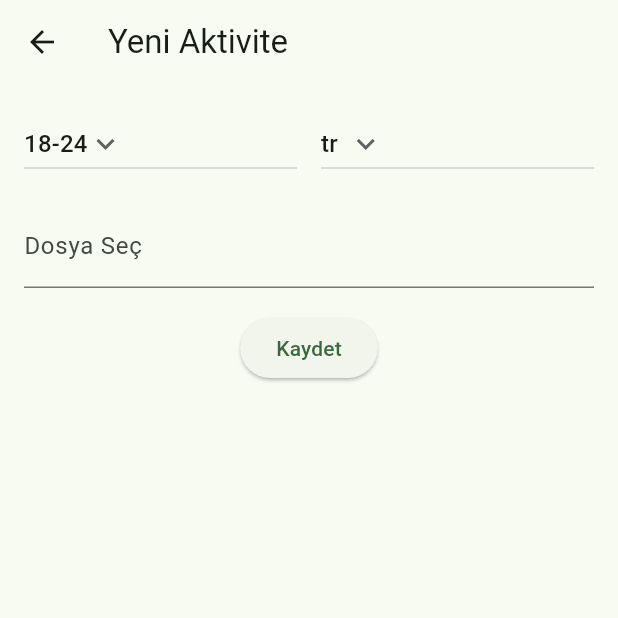
After one commit to mustafayildiz12/play_monti, a Flutter app: the UploadActivityExcel screen opened by its route, after a tap on "Kaydet", on a phone screen of 412 x 824 dp, the top half of it. The commit adds this screen. Run offline on Flutter 3.47's test engine with Material 3 defaults, Android fonts, the phone set to English and light mode, and no system bars; our stand-ins replace file_picker, firebase_auth, firebase_core, firebase_database, get, get_storage and 5 more; missing offline and left inert: excel; accounts and stored records are empty.

Commit message:
Changelog: => add excel and file picker pages

```diff
--- a/lib/constants/app_pages.dart
+++ b/lib/constants/app_pages.dart
@@ -2,6 +2,7 @@ import 'package:get/get_navigation/src/routes/get_route.dart';
 import 'package:play_monti/constants/app_routes.dart';
 import 'package:play_monti/screens/Auth/login_screen.dart';
 import 'package:play_monti/screens/Auth/register_page.dart';
+import 'package:play_monti/screens/ExcelActivity/upload_activity_excel.dart';
 import 'package:play_monti/screens/Home/ActivityDetail/activity_detail_page.dart';
 import 'package:play_monti/screens/Onboarding/onboarding_flow.dart';
 import 'package:play_monti/screens/onboarding_flow.dart';
@@ -9,6 +10,8 @@ import 'package:play_monti/screens/tab_screens.dart';
 
 class AppPages {
   static List<GetPage<dynamic>>? pages = [
+    GetPage(
+        name: AppRoutes.uploadActivityPage, page: () => const UploadActivityExcel()),
     GetPage(
       name: AppRoutes.loginPage,
       page: () => const LoginPage(),
--- a/lib/constants/app_routes.dart
+++ b/lib/constants/app_routes.dart
@@ -9,4 +9,6 @@ class AppRoutes {
   static String navigationBarPage = "/navigationBar";
 
   static String activityDetailPage = "/activityDetail";
+
+  static String uploadActivityPage = "/uploadActivity";
 }
--- /dev/null
+++ b/lib/models/final_activity_model.dart
@@ -0,0 +1,55 @@
+class FinalActivityModel {
+  final int day;
+  final String activityName;
+  final String ageGroup;
+  final String activityType;
+  final String improvementArea;
+  final String materials;
+  final String stepByStep;
+  final String clue;
+  final String emoji;
+  final String warningText;
+  final String apothegm;
+
+  const FinalActivityModel(
+      {required this.day,
+      required this.activityName,
+      required this.ageGroup,
+      required this.activityType,
+      required this.improvementArea,
+      required this.materials,
+      required this.stepByStep,
+      required this.clue,
+      required this.emoji,
+      required this.warningText,
+      required this.apothegm});
+
+  factory FinalActivityModel.fromJson(Map<String, dynamic> json) {
+    return FinalActivityModel(
+        day: json['day'],
+        activityName: json['activity_name'],
+        ageGroup: json['age_group'],
+        activityType: json['activity_type'],
+        improvementArea: json['improvement_name'],
+        materials: json['materials'],
+        stepByStep: json['step_by_step'],
+        clue: json['clue'],
+        emoji: json['emoji'],
+        warningText: json['warning_text'],
+        apothegm: json['apothegm']);
+  }
+
+  Map<String, dynamic> toJson() => {
+        'day': day,
+        'activity_name': activityName,
+        'age_group': ageGroup,
+        'activity_type': activityType,
+        'improvement_area': improvementArea,
+        'materials': materials,
+        'step_by_step': stepByStep,
+        'clue': clue,
+        'emoji': emoji,
+        'warning_text': warningText,
+        'apothegm': apothegm
+      };
+}
--- /dev/null
+++ b/lib/screens/ExcelActivity/upload_activity_excel.dart
@@ -0,0 +1,257 @@
+import 'package:file_picker/file_picker.dart';
+import 'package:flutter/material.dart';
+import 'package:flutter/services.dart';
+import 'package:get/get_utils/get_utils.dart';
+import 'package:excel/excel.dart' as excel_lib;
+import 'package:play_monti/models/final_activity_model.dart';
+import 'package:play_monti/service/activty_service.dart';
+import 'package:play_monti/utlis/widgets/custom_snackbar.dart';
+
+class UploadActivityExcel extends StatefulWidget {
+  const UploadActivityExcel({super.key});
+
+  @override
+  State<UploadActivityExcel> createState() => _UploadActivityExcelState();
+}
+
+class _UploadActivityExcelState extends State<UploadActivityExcel> {
+  final TextEditingController csvFileNameController = TextEditingController();
+
+  final GlobalKey<FormState> _formKey = GlobalKey<FormState>();
+  final List<FinalActivityModel> excelItems = [];
+
+  String selectedAgeType = "18-24";
+  List<String> ageTypes = ["18-24", "24-36", "36-48", "48-60"];
+
+  String selectedLanguage = "tr";
+  List<String> languages = ["tr", "en", "sp", "fr"];
+
+  List<int> bytes = [];
+  @override
+  Widget build(BuildContext context) {
+    return Scaffold(
+      appBar: AppBar(
+        title: const Text("Yeni Aktivite"),
+      ),
+      body: Padding(
+        padding: const EdgeInsets.all(16.0),
+        child: Form(
+          key: _formKey,
+          child: Column(
+            children: [
+              Row(children: [
+                Expanded(
+                  child: DropdownButton(
+                    value: selectedAgeType,
+
+                    // Down Arrow Icon
+                    icon: const Icon(Icons.keyboard_arrow_down),
+
+                    // Array list of items
+                    items: ageTypes.map((String items) {
+                      return DropdownMenuItem(value: items, child: Text(items));
+                    }).toList(),
+                    // After selecting the desired option,it will
+                    // change button value to selected value
+                    onChanged: (String? newValue) {
+                      setState(() {
+                        selectedAgeType = newValue!;
+                      });
+                    },
+                  ),
+                ),
+                const SizedBox(width: 16),
+                Expanded(
+                  child: DropdownButton(
+                    value: selectedLanguage,
+
+                    // Down Arrow Icon
+                    icon: const Icon(Icons.keyboard_arrow_down),
+
+                    // Array list of items
+                    items: languages.map((String items) {
+                      return DropdownMenuItem(value: items, child: Text(items));
+                    }).toList(),
+                    // After selecting the desired option,it will
+                    // change button value to selected value
+                    onChanged: (String? newValue) {
+                      setState(() {
+                        selectedAgeType = newValue!;
+                      });
+                    },
+                  ),
+                ),
+              ]),
+              const SizedBox(height: 16),
+              TextFormField(
+                controller: csvFileNameController,
+                onTap: () async {
+                  final excelBytes = await _pickFiles();
+                  setState(() {
+                    bytes = excelBytes;
+                  });
+                },
+                readOnly: true,
+                decoration: const InputDecoration(
+                  label: Text("Dosya Seç"),
+                ),
+              ),
+              const SizedBox(height: 16),
+              ElevatedButton(
+                onPressed: () async {
+                  if (_formKey.currentState!.validate()) {
+                    try {
+                      await tabloKontrolIslemleri();
+                    } catch (e) {
+                      setState(() {
+                        excelItems.clear();
+                        bytes.clear();
+                      });
+
+                      debugPrint("Excel Hatası: $e");
+                    }
+                  }
+                },
+                child: const Text("Kaydet"),
+              )
+            ],
+          ),
+        ),
+      ),
+    );
+  }
+
+  ///Sadece Excel işlemlerine özel dosya seçim fonksiyonumuz.
+  Future<List<int>> _pickFiles() async {
+    try {
+      final List<PlatformFile>? tempFiles =
+          (await FilePicker.platform.pickFiles(
+        type: FileType.custom,
+        onFileLoading: (FilePickerStatus status) =>
+            debugPrint(status.toString()),
+
+        /// get us byte data
+        withData: true,
+
+        /// user select only  type of files which is in list
+        allowedExtensions: ['xlsx'],
+      ))
+              ?.files;
+
+      ///check file is epmty or not
+      if (tempFiles == null) {
+        return [];
+      }
+      // ignore: prefer_typing_uninitialized_variables
+      var excelBytes;
+      for (final PlatformFile e in tempFiles) {
+        excelBytes = e.bytes;
+      }
+
+      if (tempFiles.isNotEmpty) {
+        setState(() {
+          csvFileNameController.text = tempFiles[0].name;
+        });
+        return excelBytes;
+      } else {
+        return [];
+      }
+    } on PlatformException catch (e) {
+      /// catch platform error
+      debugPrint('Unsupported operation $e');
+
+      return [];
+    } catch (e) {
+      /// catch platform error
+      debugPrint(e.toString());
+
+      return [];
+    }
+  }
+
+  /// Sadece Excel işlemlerine özel dosya seçim fonksiyonumuz.
+  Future<void> tabloKontrolIslemleri() async {
+    excel_lib.Excel excel;
+
+    if (bytes.isNotEmpty) {
+      try {
+        excel = excel_lib.Excel.decodeBytes(bytes);
+
+        final List<String> hataOlanSatirlar = [];
+        final String sheetName = excel.tables.keys.first;
+        print(sheetName);
+        final pblItemsSheet = excel.tables[sheetName];
+
+        if (pblItemsSheet == null) {
+          debugPrint("Excel $sheetName sayfası bulunamadı.");
+          customSnackBar.error("snackbar.excelTemplate".tr);
+          clearFile();
+        } else {
+          /// Kolon indeksleri
+          const int kDayIndex = 0;
+          const int kActivityNameIndex = 1;
+
+          const int kAgeGroupIndex = 2;
+          const int kActivityTypeIndex = 3;
+          const int kImprovementNameIndex = 4;
+          const int kMaterials = 5;
+          const int kSteps = 6;
+          const int kClue = 7;
+          const int kEmoji = 8;
+          const int kSecurity = 9;
+          const int kApothegm = 10;
+
+          for (int i = 1; i < pblItemsSheet.maxRows; i++) {
+            final List<excel_lib.Data?> row = pblItemsSheet.rows[i];
+
+            FinalActivityModel addProjectRequestModel = FinalActivityModel(
+              day: int.parse(
+                row[kDayIndex]!.value!.toString(),
+              ),
+              activityName: row[kActivityNameIndex]!.value!.toString(),
+              ageGroup: row[kAgeGroupIndex]!.value!.toString(),
+              activityType: row[kActivityTypeIndex]!.value!.toString(),
+              improvementArea: row[kImprovementNameIndex]!.value!.toString(),
+              materials: row[kMaterials]!.value!.toString(),
+              stepByStep: row[kSteps]!.value!.toString(),
+              clue: row[kClue]!.value!.toString(),
+              emoji: row[kEmoji]!.value!.toString(),
+              warningText: row[kSecurity]!.value!.toString(),
+              apothegm: row[kApothegm]!.value!.toString(),
+            );
+
+            setState(() {
+              excelItems.add(addProjectRequestModel);
+            });
+          }
+
+          if (hataOlanSatirlar.isEmpty) {
+            await addProjects(excelItems);
+          }
+        }
+      } catch (e) {
+        debugPrint(e.toString());
+      }
+    }
+  }
+
+  Future<void> addProjects(List<FinalActivityModel> activityModel) async {
+    try {
+      for (var e in activityModel) {
+        await activityService.addWeeklyActivity(
+            ageGroup: selectedAgeType,
+            language: selectedLanguage,
+            activityModel: e);
+      }
+      customSnackBar.success("Başarılı");
+    } catch (e) {
+      customSnackBar.error("$e");
+    }
+  }
+
+  void clearFile() {
+    setState(() {
+      csvFileNameController.clear();
+    });
+  }
+}
--- a/pubspec.yaml
+++ b/pubspec.yaml
@@ -54,6 +54,9 @@ dependencies:
   sign_in_with_apple: ^7.0.1
   googleapis_auth: ^2.0.0
 
+  excel: ^4.0.6
+  file_picker: ^8.3.1
+
 dev_dependencies:
   flutter_test:
     sdk: flutter
```
Also changed, not shown: lib/service/activty_service.dart (+12 -0 lines), pubspec.lock.
